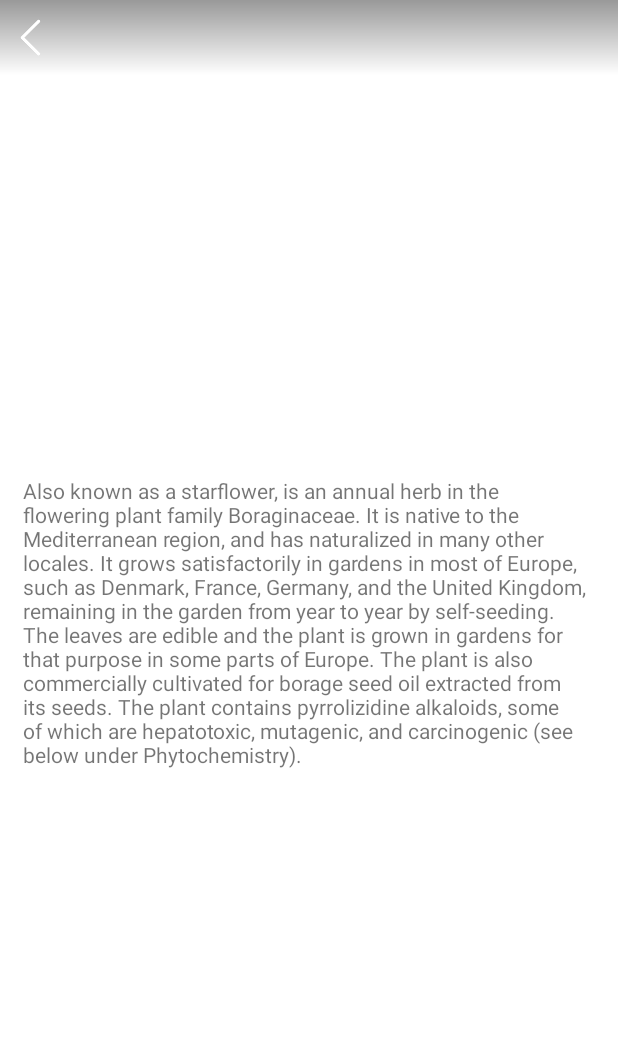
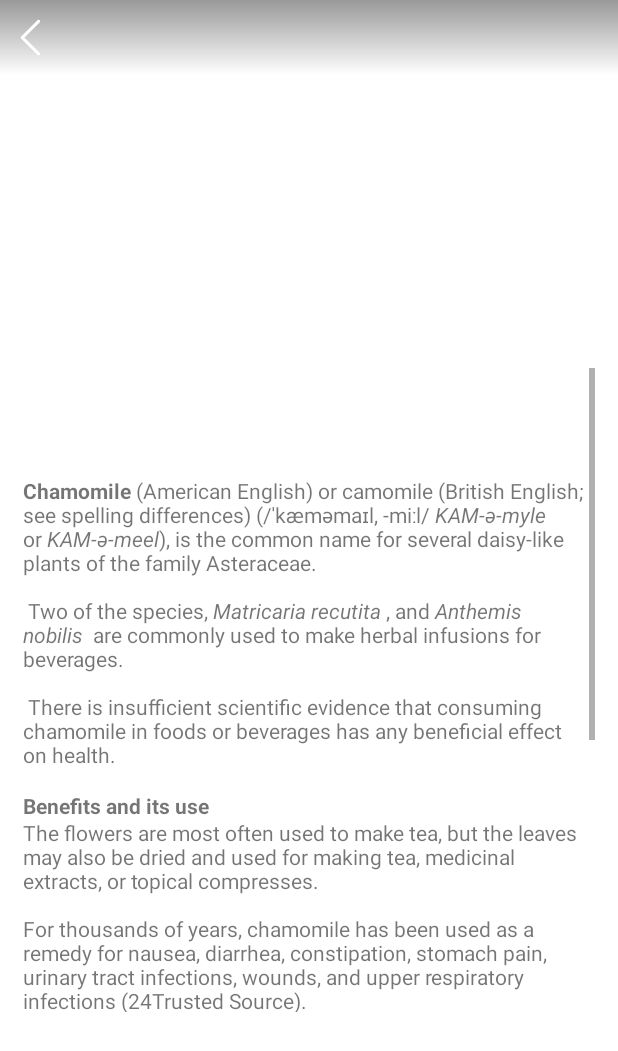
Before and after one commit to bokz02/Hervmed, an Android app: the InformationActivity screen opened directly, with no data from a screen before it, on a phone screen of 412 x 824 dp. Shown: the top 1051 px of the screen. Run offline under Robolectric (Android 15) with nearby library versions, the phone set to English and light mode, and no system bars; 3 statements that could not run were skipped.

Commit message:
4 - 29 - 22

```diff
--- a/app/src/main/java/com/example/hervmed2/MainActivity.java
+++ b/app/src/main/java/com/example/hervmed2/MainActivity.java
@@ -86,11 +86,12 @@ public class MainActivity extends AppCompatActivity{
         this.getWindow().setFlags(WindowManager.LayoutParams.FLAG_FULLSCREEN,
                 WindowManager.LayoutParams.FLAG_FULLSCREEN); //enable full screen
 
-        fragmentLoader(new Fragment1());
+
 
         bottomNavigationView = (BottomNavigationView) findViewById(R.id.bottomNavigation);
         popularRecView = (RecyclerView) findViewById(R.id.popularRecView);
 
+        fragmentLoader(new Fragment1());
 
         //SWITCHING DIFFERENT FRAGMENTS
         bottomNavigationView.setOnItemSelectedListener(new NavigationBarView.OnItemSelectedListener() {
@@ -116,6 +117,5 @@ public class MainActivity extends AppCompatActivity{
 
 
 
-
     }
 }
--- a/app/src/main/res/layout/activity_information.xml
+++ b/app/src/main/res/layout/activity_information.xml
@@ -19,10 +19,10 @@
     <androidx.constraintlayout.widget.ConstraintLayout
         android:layout_width="match_parent"
         android:layout_height="460dp"
-        android:layout_marginTop="0dp"
+        android:padding="5dp"
+        app:layout_constraintEnd_toEndOf="parent"
         app:layout_constraintStart_toStartOf="parent"
-        app:layout_constraintTop_toBottomOf="@id/imageHerb"
-        android:padding="5dp">
+        app:layout_constraintTop_toBottomOf="@id/imageHerb">
 
         <ScrollView
             android:layout_width="match_parent"
@@ -33,9 +33,9 @@
             app:layout_constraintTop_toTopOf="parent">
 
             <LinearLayout
-                android:orientation="vertical"
                 android:layout_width="match_parent"
-                android:layout_height="wrap_content">
+                android:layout_height="wrap_content"
+                android:orientation="vertical">
 
                 <TextView
                     android:id="@+id/titleHerb"
@@ -44,27 +44,24 @@
                     android:layout_gravity="center"
                     android:text="Title of item"
                     android:textSize="30sp"
-                android:textStyle="bold"
-                app:layout_constraintEnd_toEndOf="parent"
-                app:layout_constraintStart_toStartOf="parent"
-                app:layout_constraintTop_toTopOf="parent" />
+                    android:textStyle="bold" />
 
                 <TextView
                     android:id="@+id/descriptionHerb"
-                android:textStyle="italic"
-                android:textSize="15sp"
                     android:layout_width="wrap_content"
                     android:layout_height="wrap_content"
                     android:layout_gravity="center"
-                android:text="Sample Description" />
+                    android:text="Sample Description"
+                    android:textSize="15sp"
+                    android:textStyle="italic" />
 
                 <TextView
                     android:id="@+id/contentHerb"
-                android:paddingRight="5dp"
                     android:layout_width="wrap_content"
                     android:layout_height="wrap_content"
                     android:layout_marginTop="10dp"
-                android:text="@string/borage_content"
+                    android:paddingRight="5dp"
+                    android:text="@string/chamomile_content"
                     app:layout_constraintEnd_toEndOf="parent"
                     app:layout_constraintStart_toStartOf="parent"
                     app:layout_constraintTop_toBottomOf="@+id/descriptionHerb" />
--- a/app/src/main/res/layout/activity_main.xml
+++ b/app/src/main/res/layout/activity_main.xml
@@ -23,12 +23,11 @@
 
     <com.google.android.material.bottomnavigation.BottomNavigationView
         android:id="@+id/bottomNavigation"
-            android:layout_centerHorizontal="true"
-            android:layout_alignBottom="@+id/fragment_Container"
         android:layout_width="wrap_content"
         android:layout_height="50dp"
+        android:layout_alignBottom="@+id/fragment_Container"
+        android:layout_centerHorizontal="true"
         android:background="@color/white"
-            app:layout_behavior="com.google.android.material.behavior.HideBottomViewOnScrollBehavior"
         app:menu="@menu/menu" />
 
 
```
Lines whose indentation alone changed are shown as unchanged.
